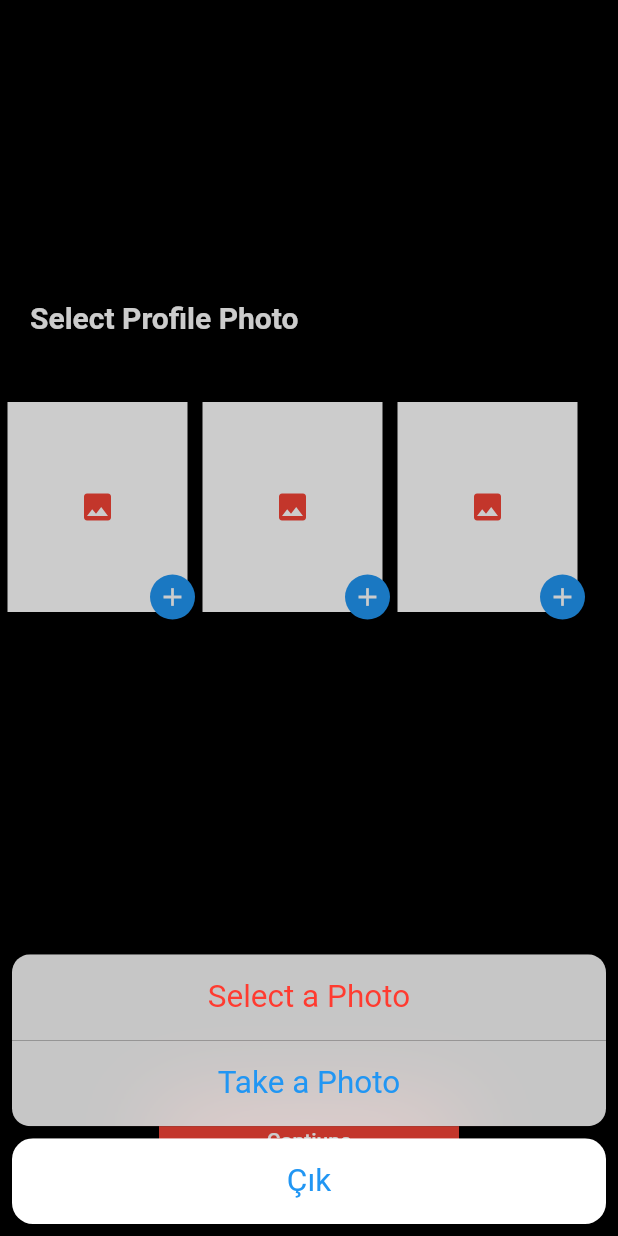
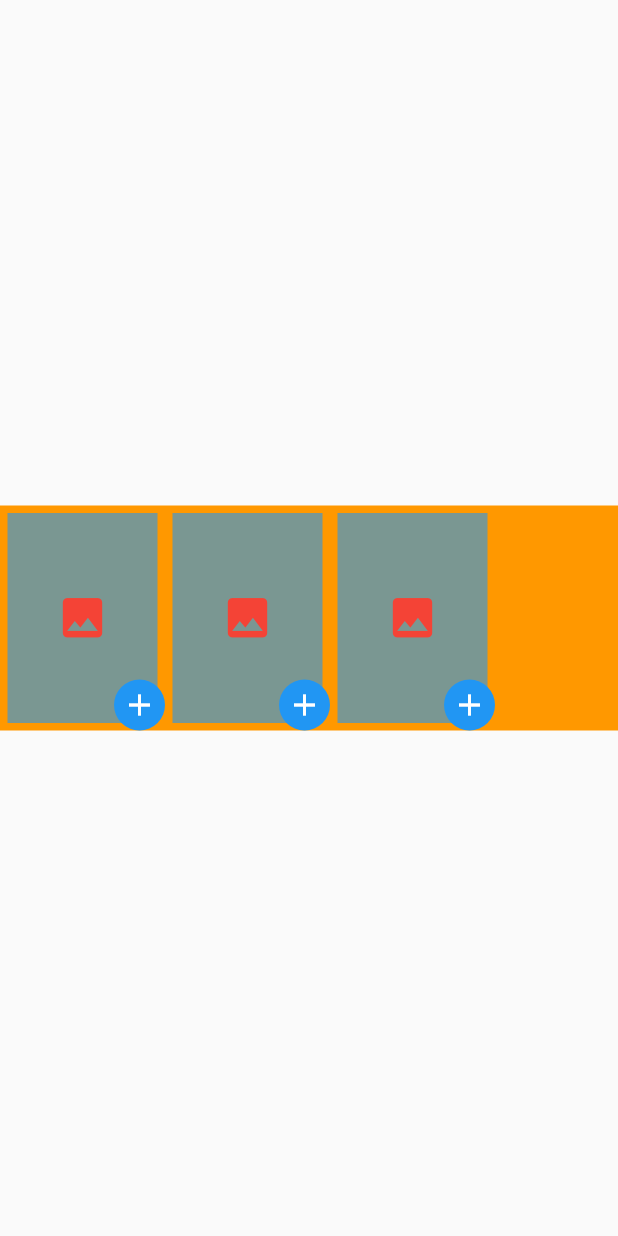
Before and after one commit to taylanyildiz/flutter_image_picker_cropp, a Flutter app: the screen it shows after launch, after a tap on the "add" icon, on a phone screen of 412 x 824 dp. Run offline on Flutter 3.47's test engine with Material 2 defaults, Android fonts, the light colour scheme and no system bars; our stand-ins replace image_cropper, image_picker.

Commit message:
update change photo

```diff
--- a/lib/screens/home_screen.dart
+++ b/lib/screens/home_screen.dart
@@ -1,176 +1,110 @@
+import 'package:flutter/material.dart';
+import 'package:image_cropper/image_cropper.dart';
 import 'dart:io';
 
-import 'package:flutter/cupertino.dart';
-import 'package:flutter/material.dart';
 import 'package:image_picker/image_picker.dart';
-import 'package:image_cropper/image_cropper.dart';
 
 class HomeScreen extends StatefulWidget {
   final String title;
 
-  const HomeScreen({
-    Key key,
-    this.title,
-  }) : super(key: key);
+  const HomeScreen({Key key, this.title}) : super(key: key);
   @override
   _HomeScreenState createState() => _HomeScreenState();
 }
 
 class _HomeScreenState extends State<HomeScreen> {
-  var imageFiles = <File>[];
-  bool isGallery = false;
-
-  Future _selectPhoto(index) async {
-    final file = await Utils.pickMedia(
-      isGallery: isGallery,
-      cropImage: cropSquareImage,
+  var imagesFile = <File>[];
+  Future selectPhoto(index) async {
+    final file = await UtilsImage.imagePicker(
+      sourceCode: SourceCode.gallery,
+      croppImage: croppImage,
     );
     if (file == null) return;
-    if (imageFiles.length < 3)
-      setState(() => imageFiles.add(file));
-    else
-      setState(() {
-        imageFiles.removeAt(index);
-        imageFiles.insert(index, file);
-      });
+    if (imagesFile.length == (index + 1)) {
+      imagesFile.removeAt(index);
+      setState(() => imagesFile.insert(index, file));
+    } else
+      setState(() => imagesFile.add(file));
   }
 
-  Future<File> cropSquareImage(File imageFile) async {
+  Future<File> croppImage(File imageFile) async {
     return await ImageCropper.cropImage(
       sourcePath: imageFile.path,
-      aspectRatio: CropAspectRatio(ratioX: 0.5, ratioY: .5),
-      aspectRatioPresets: [CropAspectRatioPreset.square],
-      compressQuality: 70,
+      aspectRatio: CropAspectRatio(ratioX: 1, ratioY: 1),
+      maxHeight: 100,
+      maxWidth: 100,
       compressFormat: ImageCompressFormat.png,
       androidUiSettings: androidUiSettingsLock(),
-      iosUiSettings: iosUiSettingsLock(),
-    );
-  }
-
-  IOSUiSettings iosUiSettingsLock() {
-    return IOSUiSettings(
-      aspectRatioLockEnabled: true,
-      rotateButtonsHidden: false,
-      rectX: 1.0,
-      rectY: 1.0,
-      rotateClockwiseButtonHidden: false,
+      iosUiSettings: iosUiSettings(),
     );
   }
 
   AndroidUiSettings androidUiSettingsLock() {
     return AndroidUiSettings(
-      toolbarColor: Colors.white,
-      toolbarTitle: 'Cropp Image',
-      toolbarWidgetColor: Colors.red,
+      lockAspectRatio: false,
+      toolbarTitle: 'Image Cropper',
+      toolbarColor: Colors.orange,
+      toolbarWidgetColor: Colors.white,
+      activeControlsWidgetColor: Colors.white,
       hideBottomControls: true,
-      cropFrameColor: Colors.red,
-      activeControlsWidgetColor: Colors.red,
-      lockAspectRatio: true,
     );
   }
 
-  _displayPhoto(context, index) {
-    if (imageFiles.isEmpty) return _imageContainer(context, index);
-    if (imageFiles[0] != null) {
-      return index == 0
-          ? _imageContainer(context, index, images: imageFiles[0])
-          : index == 1 && imageFiles.length > 1 && imageFiles[1] != null
-              ? _imageContainer(context, index, images: imageFiles[1])
-              : index == 2 && imageFiles.length > 2 && imageFiles[2] != null
-                  ? _imageContainer(context, index, images: imageFiles[2])
-                  : _imageContainer(context, index);
-    }
+  IOSUiSettings iosUiSettings() {
+    return IOSUiSettings(
+      minimumAspectRatio: 1.0,
+    );
   }
 
-  _imageContainer(context, index, {File images}) {
+  _controllerImageFile(contex, index) {
+    if (imagesFile.isEmpty) return displayImageFile(context, index);
+    return index == 0
+        ? displayImageFile(context, index, img: imagesFile[0])
+        : index == 1 && imagesFile.length > 1 && imagesFile[1] != null
+            ? displayImageFile(context, index, img: imagesFile[1])
+            : index == 2 && imagesFile.length > 2 && imagesFile[2] != null
+                ? displayImageFile(context, index, img: imagesFile[2])
+                : displayImageFile(context, index);
+  }
+
+  displayImageFile(context, index, {img}) {
+    final child = img == null
+        ? Icon(
+            Icons.image,
+            color: Colors.red,
+            size: 35.0,
+          )
+        : Image.file(
+            img,
+            fit: BoxFit.cover,
+          );
     return Stack(
       children: [
-        images == null
-            ? Container(
+        Container(
           margin: EdgeInsets.all(5.0),
-                width: 120,
+          width: 100.0,
           height: double.infinity,
-                color: Colors.white,
-                child: images != null
-                    ? Image.file(
-                        images,
-                        fit: BoxFit.cover,
-                      )
-                    : Icon(
-                        Icons.image,
-                        color: Colors.red,
-                      ),
-              )
-            : Container(
-                margin: EdgeInsets.all(5.0),
-                width: 120,
-                height: double.infinity,
-                decoration: BoxDecoration(
-                  borderRadius: BorderRadius.circular(20.0),
-                ),
-                child: images != null
-                    ? ClipRRect(
-                        borderRadius: BorderRadius.circular(20.0),
-                        child: Image.file(
-                          images,
-                          fit: BoxFit.cover,
-                        ),
-                      )
-                    : Icon(
-                        Icons.image,
-                        color: Colors.red,
-                      ),
+          color: Colors.blue.withOpacity(.6),
+          child: child,
         ),
         Positioned(
+          right: 0.0,
           bottom: 0.0,
-          right: 0.0,
           child: GestureDetector(
-            onTap: () async {
-              await showCupertinoModalPopup(
-                context: context,
-                builder: (context) => CupertinoActionSheet(
-                    actions: [
-                      CupertinoActionSheetAction(
-                        onPressed: () {
-                          isGallery = true;
-                          Navigator.pop(context);
-                          _selectPhoto(index);
-                        },
-                        child: Text('Select a Photo'),
-                        isDestructiveAction: true,
+            onTap: () => selectPhoto(index),
+            child: Container(
+              padding: const EdgeInsets.all(5.0),
+              decoration: BoxDecoration(
+                shape: BoxShape.circle,
+                color: Colors.blue,
               ),
-                      CupertinoActionSheetAction(
-                        onPressed: () {
-                          isGallery = false;
-                          Navigator.pop(context);
-                          _selectPhoto(index);
-                        },
-                        child: Text('Take a Photo'),
-                        isDestructiveAction: false,
-                      ),
-                    ],
-                    cancelButton: CupertinoActionSheetAction(
-                      child: Text('Çık'),
-                      onPressed: () => Navigator.pop(context),
-                    )),
-              );
-            },
-            child: Container(
-              padding: EdgeInsets.all(5.0),
-              decoration: BoxDecoration(
-                color: Colors.blue,
-                shape: BoxShape.circle,
-              ),
-              child: Center(
               child: Icon(
-                  images == null ? Icons.add : Icons.edit,
-                  size: 20.0,
+                Icons.add,
                 color: Colors.white,
               ),
             ),
           ),
         ),
-        )
       ],
     );
   }
@@ -178,51 +112,19 @@ class _HomeScreenState extends State<HomeScreen> {
   @override
   Widget build(BuildContext context) {
     return Scaffold(
-      backgroundColor: Colors.black,
-      body: Stack(
-        alignment: Alignment.bottomCenter,
-        children: [
-          Column(
-            crossAxisAlignment: CrossAxisAlignment.start,
+      body: Column(
+        mainAxisAlignment: MainAxisAlignment.center,
         children: [
           Container(
-                margin: EdgeInsets.fromLTRB(20.0, 200.0, 20.0, 40.0),
-                child: Text(
-                  'Select Profile Photo',
-                  style: TextStyle(
-                    color: Colors.white,
-                    fontSize: 20.0,
-                    fontWeight: FontWeight.bold,
-                  ),
-                ),
-              ),
-              Container(
+            width: MediaQuery.of(context).size.width,
             height: 150.0,
-                width: MediaQuery.of(context).size.width,
+            color: Colors.orange,
             child: ListView.builder(
+              physics: NeverScrollableScrollPhysics(),
               scrollDirection: Axis.horizontal,
-                  physics: NeverScrollableScrollPhysics(),
               itemCount: 3,
               itemBuilder: (context, index) =>
-                      _displayPhoto(context, index),
-                ),
-              ),
-            ],
-          ),
-          Positioned(
-            bottom: 40.0,
-            child: SizedBox(
-              width: 200.0,
-              child: MaterialButton(
-                onPressed: () => print('selected'),
-                color: Colors.red,
-                child: Text(
-                  'Contiune',
-                  style: TextStyle(
-                    color: Colors.white,
-                  ),
-                ),
-              ),
+                  _controllerImageFile(context, index),
             ),
           )
         ],
@@ -231,19 +133,24 @@ class _HomeScreenState extends State<HomeScreen> {
   }
 }
 
-class Utils {
-  static Future<File> pickMedia({
-    @required bool isGallery,
-    Future<File> Function(File file) cropImage,
+enum SourceCode {
+  gallery,
+  camera,
+}
+
+class UtilsImage {
+  static Future<File> imagePicker({
+    @required SourceCode sourceCode,
+    @required Future<File> Function(File file) croppImage,
   }) async {
-    final source = isGallery ? ImageSource.gallery : ImageSource.camera;
-    final pickedFile = await ImagePicker().getImage(source: source);
-    if (pickedFile == null) return null;
-    if (cropImage == null) {
-      return File(pickedFile.path);
-    } else {
-      final file = File(pickedFile.path);
-      return cropImage(file);
+    final source = sourceCode == SourceCode.gallery
+        ? ImageSource.gallery
+        : ImageSource.camera;
+    final pickerImage = await ImagePicker().getImage(source: source);
+    if (pickerImage == null) return null;
+    if (croppImage == null)
+      return File(pickerImage.path);
+    else
+      return croppImage(File(pickerImage.path));
   }
 }
-}
```
Lines whose indentation alone changed are shown as unchanged.
